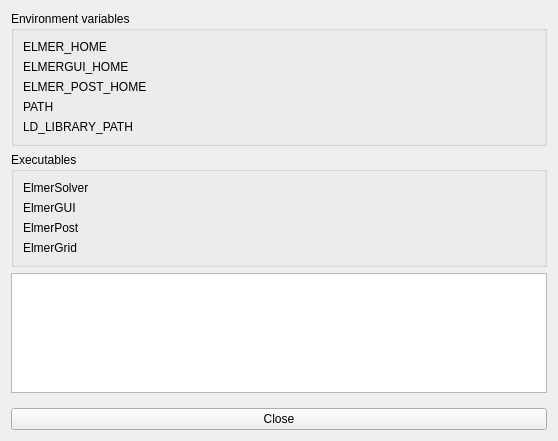
First picture: the form in ElmerGUItester/forms/mainform.ui, repository tehnick/elmerfem, before the edit.
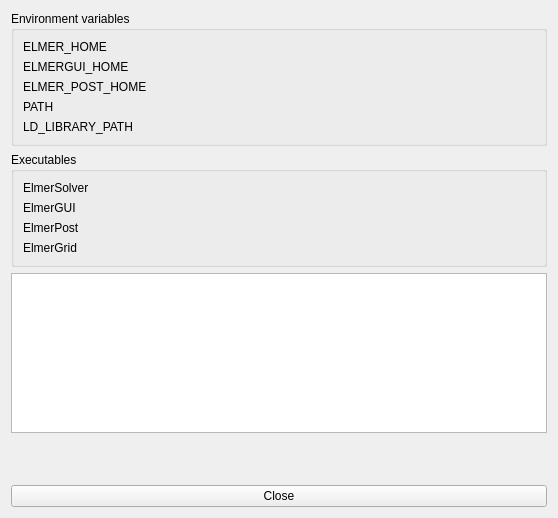
Second picture: the form after the edit.

The edit to the form file:
```diff
--- a/ElmerGUItester/forms/mainform.ui
+++ b/ElmerGUItester/forms/mainform.ui
@@ -1,13 +1,13 @@
 <?xml version="1.0" encoding="UTF-8"?>
 <ui version="4.0">
  <class>mainForm</class>
- <widget class="QWidget" name="mainForm">
-  <property name="geometry">
+ <widget class="QWidget" name="mainForm" >
+  <property name="geometry" >
    <rect>
     <x>0</x>
     <y>0</y>
     <width>558</width>
-    <height>441</height>
+    <height>518</height>
    </rect>
   </property>
   <property name="windowTitle">
@@ -179,11 +179,11 @@
     </widget>
    </item>
    <item>
-    <widget class="QTextEdit" name="verdict">
-     <property name="minimumSize">
+    <widget class="QTextEdit" name="verdict" >
+     <property name="minimumSize" >
       <size>
        <width>0</width>
-       <height>120</height>
+       <height>160</height>
       </size>
      </property>
     </widget>
```
Left out of the diff: 149 changed lines with no effect on the pictures.
